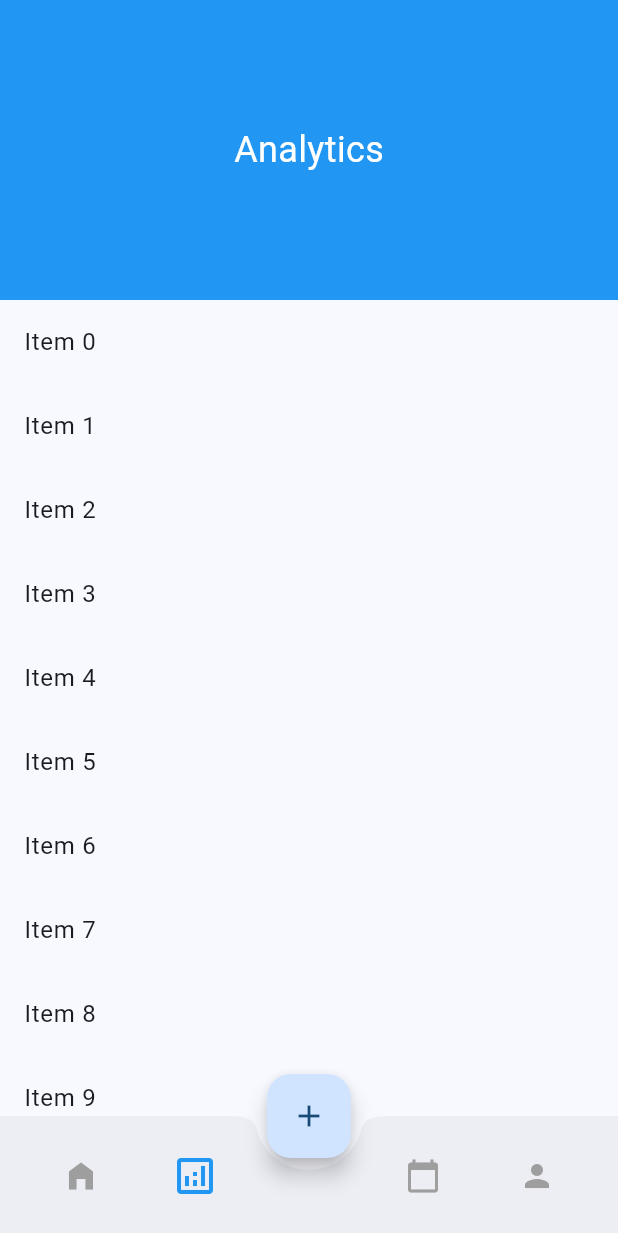
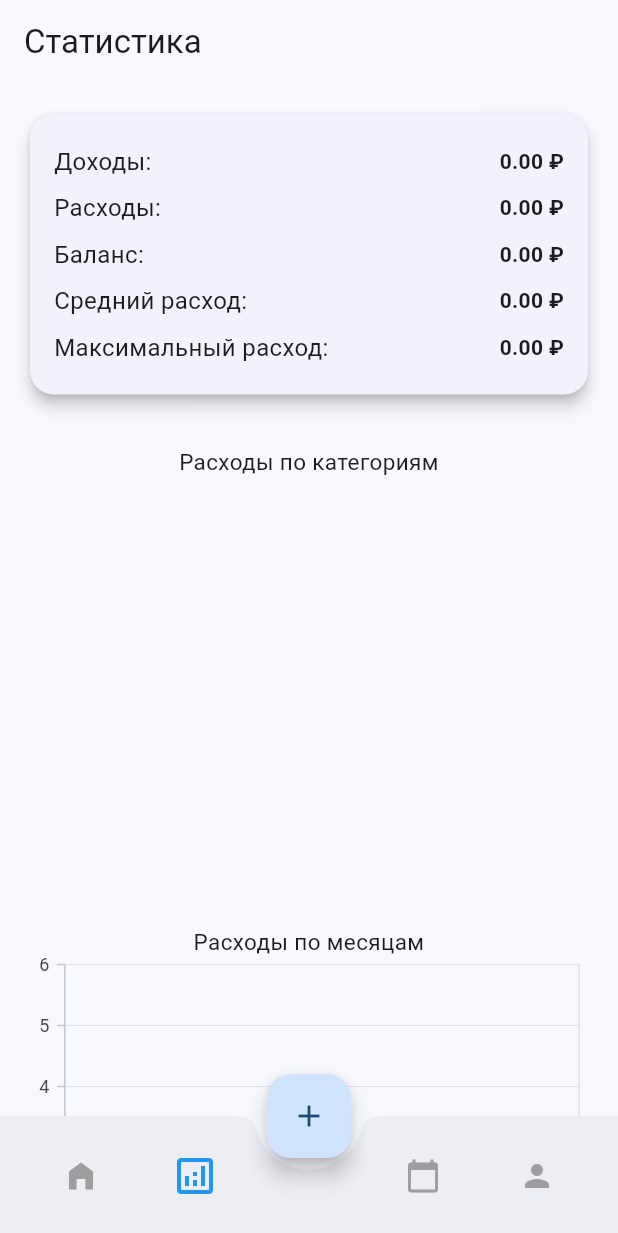
Before and after one commit to daniyar104/cash-mobile, a Flutter app: the MainScreen screen opened directly, item 2 of the bottom bar chosen, on a phone screen of 412 x 824 dp. Shown: the top 1233 px of the screen. Run offline on Flutter 3.47's test engine with Material 3 defaults, Android fonts, the phone set to English and light mode, and no system bars; our stand-ins replace awesome_snackbar_content, flutter_local_notifications, flutter_localization, image_picker, permission_handler, sembast and 3 more; accounts and stored records are empty.

Commit message:
(add): Add more analitics

```diff
--- /dev/null
+++ b/lib/screens/Analitics/AnalyticsPage.dart
@@ -0,0 +1,165 @@
+import 'package:flutter/material.dart';
+import 'package:shared_preferences/shared_preferences.dart';
+import 'package:syncfusion_flutter_charts/charts.dart';
+
+import '../../db/database_helper.dart';
+
+
+class StatisticsPage extends StatefulWidget {
+  const StatisticsPage({super.key});
+
+  @override
+  State<StatisticsPage> createState() => _StatisticsPageState();
+}
+
+class _StatisticsPageState extends State<StatisticsPage> {
+  double incomeTotal = 0.0;
+  double expenseTotal = 0.0;
+  double balance = 0.0;
+  double averageExpense = 0.0;
+  double maxExpense = 0.0;
+  Map<String, double> categoryExpenses = {};
+  Map<String, double> monthlyExpenses = {};
+
+  @override
+  void initState() {
+    super.initState();
+    _loadStats();
+  }
+
+  Future<void> _loadStats() async {
+    final prefs = await SharedPreferences.getInstance();
+    final userId = prefs.getInt('userId');
+    if (userId == null) return;
+
+    final income = await DataBaseHelper.instance.getUserIncomeTotal(userId);
+    final expense = await DataBaseHelper.instance.getUserExpensesTotal(userId);
+    final transactions = await DataBaseHelper.instance.getUserTransactions(userId);
+    final expenses = await DataBaseHelper.instance.getUserExpenses(userId);
+
+    final categoryMap = <String, double>{};
+    final monthlyMap = <String, double>{};
+    double total = 0.0;
+    double max = 0.0;
+
+    for (var tx in expenses) {
+      final category = tx.category ?? 'Прочее';
+      categoryMap[category] = (categoryMap[category] ?? 0) + tx.amount;
+
+      final month = tx.date.substring(0, 7); // "2025-05"
+      monthlyMap[month] = (monthlyMap[month] ?? 0) + tx.amount;
+
+      total += tx.amount;
+      if (tx.amount > max) max = tx.amount;
+    }
+
+    setState(() {
+      incomeTotal = income;
+      expenseTotal = expense;
+      balance = income - expense;
+      averageExpense = expenses.isEmpty ? 0.0 : total / expenses.length;
+      maxExpense = max;
+      categoryExpenses = categoryMap;
+      monthlyExpenses = monthlyMap;
+    });
+  }
+
+  @override
+  Widget build(BuildContext context) {
+    return Scaffold(
+      appBar: AppBar(title: const Text("Статистика")),
+      body: SingleChildScrollView(
+        padding: const EdgeInsets.all(16),
+        child: Column(
+          children: [
+            _buildSummaryCard(),
+            const SizedBox(height: 20),
+            _buildPieChart(),
+            const SizedBox(height: 20),
+            _buildBarChart(),
+          ],
+        ),
+      ),
+    );
+  }
+
+  Widget _buildSummaryCard() {
+    return Card(
+      shape: RoundedRectangleBorder(borderRadius: BorderRadius.circular(16)),
+      elevation: 4,
+      child: Padding(
+        padding: const EdgeInsets.all(16),
+        child: Column(
+          children: [
+            _buildStatRow("Доходы:", incomeTotal),
+            _buildStatRow("Расходы:", expenseTotal),
+            _buildStatRow("Баланс:", balance),
+            _buildStatRow("Средний расход:", averageExpense),
+            _buildStatRow("Максимальный расход:", maxExpense),
+          ],
+        ),
+      ),
+    );
+  }
+
+  Widget _buildStatRow(String label, double value) {
+    return Padding(
+      padding: const EdgeInsets.symmetric(vertical: 4),
+      child: Row(
+        mainAxisAlignment: MainAxisAlignment.spaceBetween,
+        children: [
+          Text(label, style: const TextStyle(fontSize: 16)),
+          Text("${value.toStringAsFixed(2)} ₽",
+              style: const TextStyle(fontWeight: FontWeight.bold)),
+        ],
+      ),
+    );
+  }
+
+  Widget _buildPieChart() {
+    final data = categoryExpenses.entries
+        .map((e) => _ChartData(e.key, e.value))
+        .toList();
+
+    return SfCircularChart(
+      title: ChartTitle(text: 'Расходы по категориям'),
+      legend: Legend(isVisible: true, overflowMode: LegendItemOverflowMode.wrap),
+      series: <PieSeries<_ChartData, String>>[
+        PieSeries<_ChartData, String>(
+          dataSource: data,
+          xValueMapper: (datum, _) => datum.label,
+          yValueMapper: (datum, _) => datum.value,
+          dataLabelSettings: const DataLabelSettings(isVisible: true),
+        )
+      ],
+    );
+  }
+
+  Widget _buildBarChart() {
+    final data = monthlyExpenses.entries
+        .map((e) => _ChartData(e.key, e.value))
+        .toList()
+      ..sort((a, b) => a.label.compareTo(b.label));
+
+    return SfCartesianChart(
+      title: ChartTitle(text: 'Расходы по месяцам'),
+      primaryXAxis: CategoryAxis(),
+        series: <CartesianSeries<_ChartData, String>>[
+          ColumnSeries<_ChartData, String>(
+            dataSource: data,
+            xValueMapper: (datum, _) => datum.label,
+            yValueMapper: (datum, _) => datum.value,
+            dataLabelSettings: const DataLabelSettings(isVisible: true),
+          )
+        ]
+
+    );
+  }
+}
+
+class _ChartData {
+  final String label;
+  final double value;
+
+  _ChartData(this.label, this.value);
+}
--- a/lib/screens/Analitics/ExpensesAnalysisPage.dart
+++ /dev/null
@@ -1,47 +0,0 @@
-import 'package:flutter/material.dart';
-import 'package:flutter_local_notifications/flutter_local_notifications.dart';
-
-import '../../main.dart';
-
-class ExpensesAnalysisPage extends StatefulWidget {
-  const ExpensesAnalysisPage({super.key});
-
-  @override
-  State<ExpensesAnalysisPage> createState() => _ExpensesAnalysisPageState();
-}
-
-class _ExpensesAnalysisPageState extends State<ExpensesAnalysisPage> {
-
-
-  @override
-  Widget build(BuildContext context) {
-    return Column(
-      children: [
-        Container(
-          height: 200,
-          width: double.infinity,
-          color: Colors.blue,
-          child: const Center(
-            child: Text(
-              'Analytics',
-              style: TextStyle(
-                fontSize: 24,
-                color: Colors.white,
-              ),
-            ),
-          ),
-        ),
-        Expanded(
-          child: ListView.builder(
-            itemCount: 20,
-            itemBuilder: (context, index) {
-              return ListTile(
-                title: Text('Item $index'),
-              );
-            },
-          ),
-        ),
-      ],
-    );
-  }
-}
--- a/lib/screens/MainScreen.dart
+++ b/lib/screens/MainScreen.dart
@@ -5,7 +5,7 @@ import 'package:untitled1/localization/locales.dart';
 import 'package:untitled1/screens/ExpenseInputScreen.dart';
 import 'package:untitled1/screens/Plannings/page/ScheduledPaymentsPage.dart';
 import 'package:untitled1/screens/accountPage/MainAccountPage.dart';
-import 'Analitics/ExpensesAnalysisPage.dart';
+import 'Analitics/AnalyticsPage.dart';
 import 'TransactionsListPage.dart';
 import 'futureMainAccount/AccountPage.dart';
 
@@ -26,7 +26,7 @@ class _MainScreenState extends State<MainScreen>{
     super.initState();
     _pages = [
       TransactionsListPage(userID: _userId),
-      ExpensesAnalysisPage(),
+      StatisticsPage(),
       ScheduledPaymentsPage(userId: _userId),
       // MainAcountPage(),
       AccountPage(),
```
